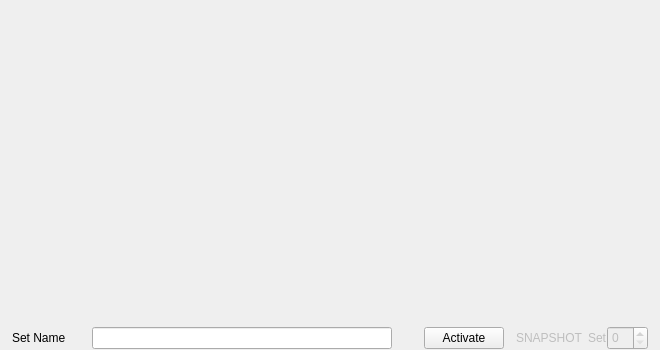
Above: seq_qt5/forms/qslivegrid.ui from ahlstromcj/seq66 before the change. Below: the same form after it.
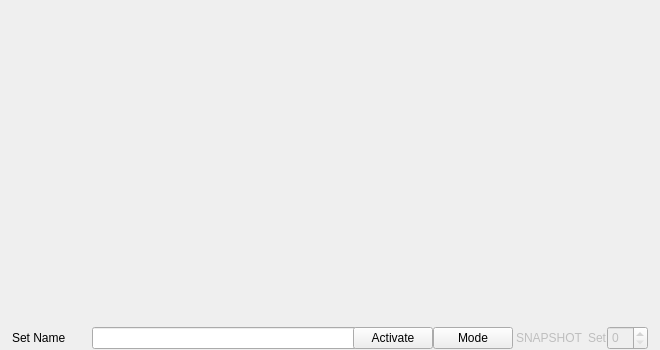
That is the form after the change.

Commit message: Work in progress, support for loop-control-mode.

```diff
--- a/seq_qt5/forms/qslivegrid.ui
+++ b/seq_qt5/forms/qslivegrid.ui
@@ -139,6 +139,19 @@
        </property>
       </widget>
      </item>
+     <item>
+      <spacer name="horizontalSpacer_2">
+       <property name="orientation">
+        <enum>Qt::Horizontal</enum>
+       </property>
+       <property name="sizeHint" stdset="0">
+        <size>
+         <width>40</width>
+         <height>20</height>
+        </size>
+       </property>
+      </spacer>
+     </item>
      <item>
       <widget class="QPushButton" name="buttonActivate">
        <property name="minimumSize">
@@ -158,6 +171,38 @@
        </property>
       </widget>
      </item>
+     <item>
+      <spacer name="horizontalSpacer_3">
+       <property name="orientation">
+        <enum>Qt::Horizontal</enum>
+       </property>
+       <property name="sizeHint" stdset="0">
+        <size>
+         <width>40</width>
+         <height>20</height>
+        </size>
+       </property>
+      </spacer>
+     </item>
+     <item>
+      <widget class="QPushButton" name="buttonLoopMode">
+       <property name="minimumSize">
+        <size>
+         <width>80</width>
+         <height>0</height>
+        </size>
+       </property>
+       <property name="maximumSize">
+        <size>
+         <width>80</width>
+         <height>16777215</height>
+        </size>
+       </property>
+       <property name="text">
+        <string>Mode</string>
+       </property>
+      </widget>
+     </item>
      <item>
       <spacer name="horizontalSpacer">
        <property name="orientation">
```
The commit also changes 9 other files.
